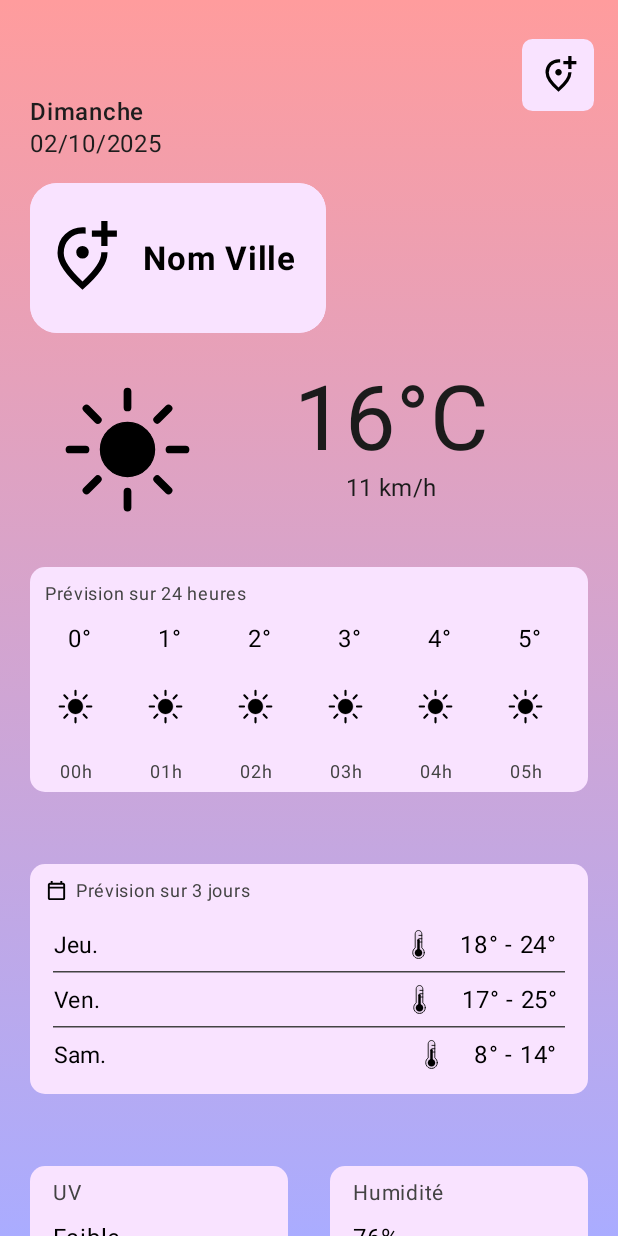
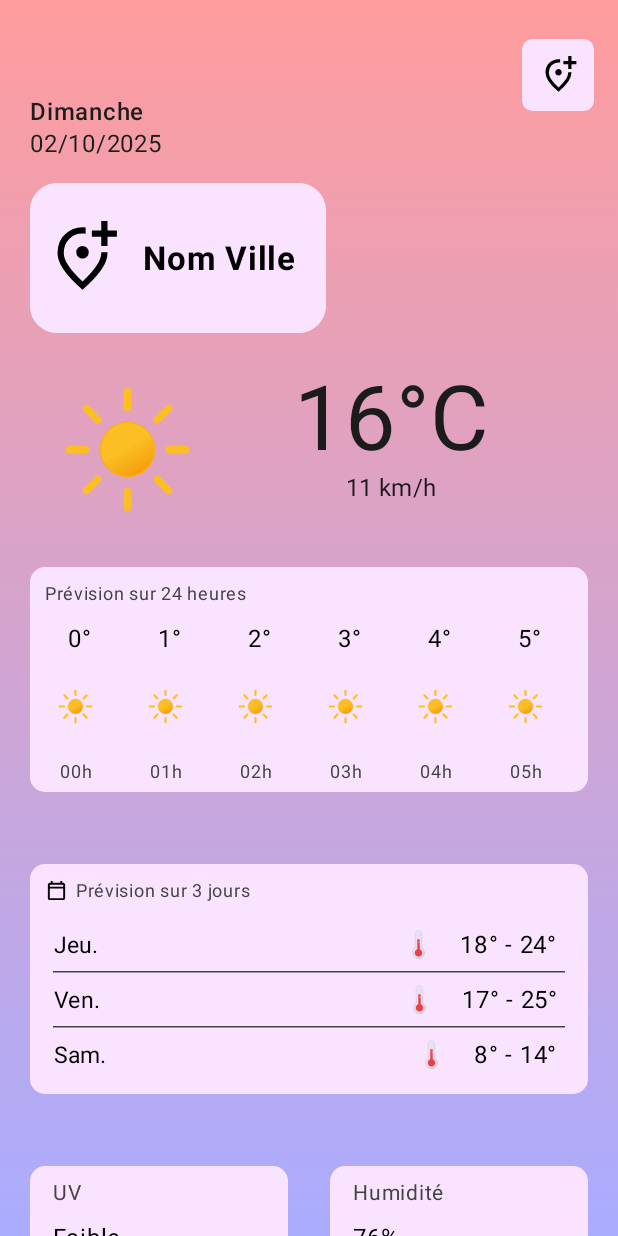
Before and after one commit to Bluz0/WeatherUsmb, an Android app built with Jetpack Compose: the screen it shows after launch (MainActivity), on a phone screen of 412 x 824 dp. Run offline under Robolectric (Android 15) with nearby library versions, the phone set to English and light mode, and no system bars; libraries missing offline, so code that uses them is left out: androidx.compose.animation.

Commit message:
fix : couleur svg fixé

```diff
--- a/app/build.gradle.kts
+++ b/app/build.gradle.kts
@@ -51,7 +51,7 @@ dependencies {
     implementation(libs.androidx.material3)
     implementation(libs.ui.graphics)
     implementation(libs.androidx.animation.graphics)
-    implementation("androidx.compose.animation:animation-graphics:1.5.0")
+    implementation("androidx.compose.animation:animation-graphics:1.3.3")
     implementation(libs.androidx.leanback)
     implementation(libs.glide)
     testImplementation(libs.junit)
--- a/app/src/main/java/td/info507/weatherusmb/MainActivity.kt
+++ b/app/src/main/java/td/info507/weatherusmb/MainActivity.kt
@@ -69,6 +69,8 @@ import androidx.compose.material3.Divider
 import androidx.compose.material3.HorizontalDivider
 import androidx.compose.foundation.rememberScrollState
 import androidx.compose.ui.Alignment
+import androidx.compose.runtime.getValue
+import androidx.compose.runtime.setValue
 
 class MainActivity : ComponentActivity() {
     override fun onCreate(savedInstanceState: Bundle?) {
@@ -118,6 +120,7 @@ fun prevision_jour(TextJour : String, tempBas : String, tempHaut : String){
         Row(modifier = Modifier.fillMaxWidth(), horizontalArrangement = Arrangement.End) {
             Icon(
                 painter = painterResource(R.drawable.thermometer),
+                tint = Color.Unspecified,
                 contentDescription = "",
                 modifier = Modifier.padding(0.dp, 0.dp, 10.dp, 0.dp).size(35.dp)
             )
@@ -197,11 +200,11 @@ fun MainWeatherScreen(){
 
         // Row : icon meteo + temperature
         Row(modifier = Modifier.paddingFromBaseline(300.dp).fillMaxWidth().padding(30.dp,0.dp,30.dp,0.dp)){
-
             // Remplace par fct ?
             Icon(
-                painterResource(R.drawable.clear_day),
+                painter = painterResource(R.drawable.clear_day),
                 "",
+                tint = Color.Unspecified,
                 modifier = Modifier.padding(start=0.dp).size(110.dp)
             )
 
@@ -218,6 +221,7 @@ fun MainWeatherScreen(){
                     modifier = Modifier.fillMaxWidth(),
                     textAlign = TextAlign.Center
                 )
+                // row pour mettre icon avec txt vent
                 Text(
                     "11 km/h",
                     style = MaterialTheme.typography.bodyMedium.copy(
@@ -262,6 +266,7 @@ fun MainWeatherScreen(){
                         Icon(
                             painter = painterResource(R.drawable.clear_day),
                             contentDescription = "icon meteo",
+                            tint = Color.Unspecified,
                             modifier = Modifier.size(30.dp).align(alignment = Alignment.Center)
                         )
                         Text(hours[i],
@@ -316,6 +321,7 @@ fun MainWeatherScreen(){
                 Text("Faible", modifier = Modifier.padding(15.dp,0.dp))
                 Icon(
                     painter = painterResource(R.drawable.clear_day),
+                    tint = Color.Unspecified,
                     contentDescription = "a voir.xml",
                     modifier = Modifier.padding(top = 30.dp).fillMaxWidth().fillMaxHeight()
                 )
@@ -336,6 +342,7 @@ fun MainWeatherScreen(){
                 Text("76%", modifier = Modifier.padding(15.dp,0.dp))
                 Icon(
                     painter = painterResource(R.drawable.humidity),
+                    tint = Color.Unspecified,
                     contentDescription = "a voir.xml",
                     modifier = Modifier.padding(top = 30.dp).fillMaxWidth().fillMaxHeight()
                 )
```
